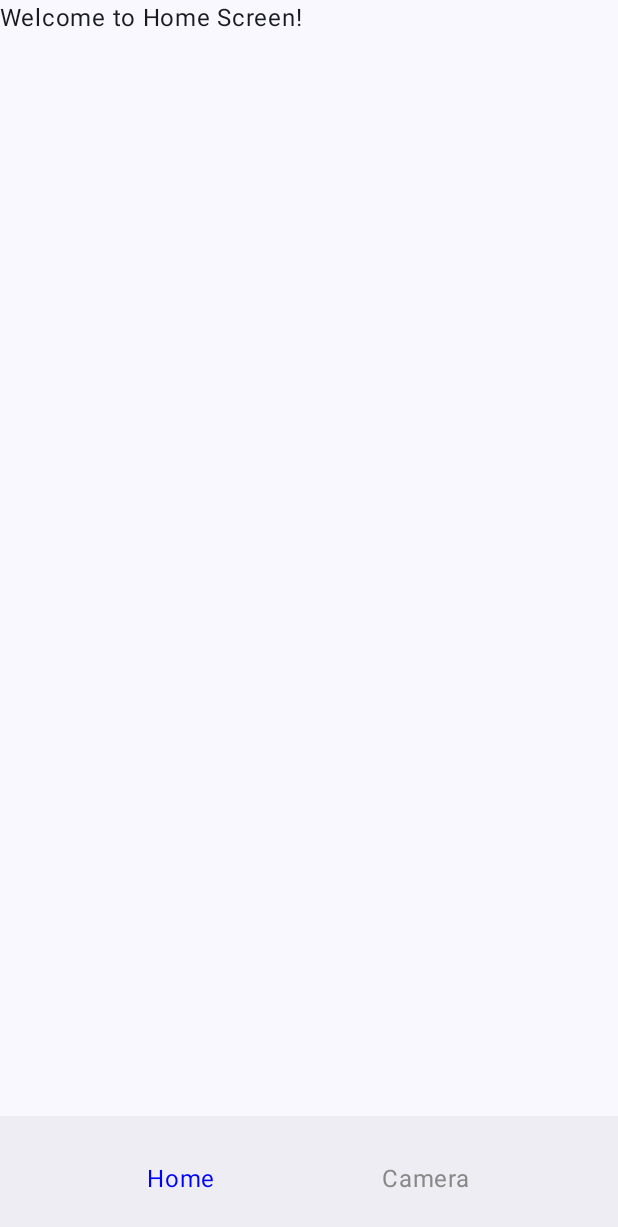
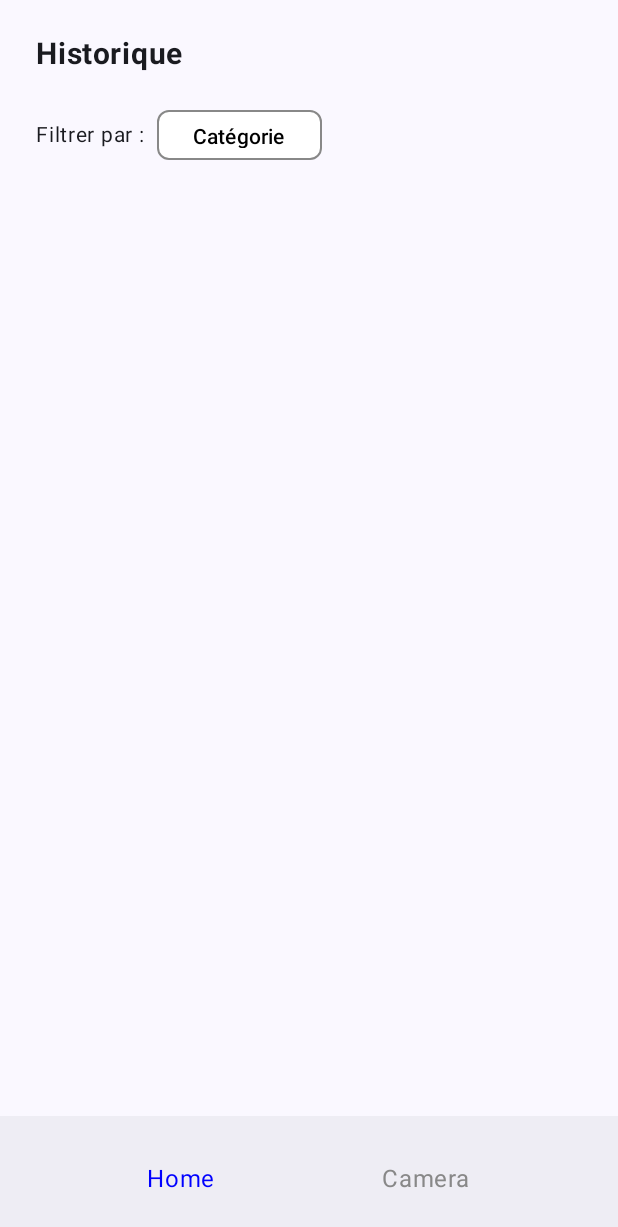
Before and after one commit to dotto5u/S501, an Android app built with Jetpack Compose: the screen it shows after launch (MainActivity), after a tap on "Home", on a phone screen of 412 x 824 dp. Shown: the top 1227 px of the screen. Run offline under Robolectric (Android 15) with nearby library versions, the phone set to English and light mode, and no system bars; libraries missing offline, so code that uses them is left out: androidx.camera.view; 2 statements that could not run were skipped.

Commit message:
Début de la page des historiques

```diff
--- a/app/src/main/AndroidManifest.xml
+++ b/app/src/main/AndroidManifest.xml
@@ -21,11 +21,9 @@
         <activity
             android:name=".MainActivity"
             android:exported="true"
-            android:label="@string/app_name"
             android:theme="@style/Theme.S501">
             <intent-filter>
                 <action android:name="android.intent.action.MAIN" />
-
                 <category android:name="android.intent.category.LAUNCHER" />
             </intent-filter>
         </activity>
--- a/app/src/main/java/com/example/s501/CameraPreview.kt
+++ b/app/src/main/java/com/example/s501/CameraPreview.kt
@@ -11,11 +11,11 @@ import androidx.compose.ui.viewinterop.AndroidView
 fun CameraPreview(
     controller : LifecycleCameraController,
     modifier : Modifier
-){
+) {
     val lifeCycleOwner = LocalLifecycleOwner.current
     AndroidView(
         factory = {
-            PreviewView(it).apply{
+            PreviewView(it).apply {
                 this.controller = controller
                 controller.bindToLifecycle(lifeCycleOwner)
             }
--- a/app/src/main/java/com/example/s501/Home.kt
+++ b/app/src/main/java/com/example/s501/Home.kt
@@ -1,9 +1,129 @@
 package com.example.s501
 
+import androidx.compose.foundation.BorderStroke
+import androidx.compose.foundation.layout.Column
+import androidx.compose.foundation.layout.Row
+import androidx.compose.foundation.layout.Spacer
+import androidx.compose.foundation.layout.fillMaxSize
+import androidx.compose.foundation.layout.height
+import androidx.compose.foundation.layout.padding
+import androidx.compose.foundation.rememberScrollState
+import androidx.compose.foundation.shape.RoundedCornerShape
+import androidx.compose.foundation.verticalScroll
+import androidx.compose.material3.Button
+import androidx.compose.material3.ButtonDefaults
 import androidx.compose.material3.Text
 import androidx.compose.runtime.Composable
+import androidx.compose.ui.Alignment
+import androidx.compose.ui.Modifier
+import androidx.compose.ui.graphics.Color
+import androidx.compose.ui.res.stringResource
+import androidx.compose.ui.text.font.FontWeight
+import androidx.compose.ui.tooling.preview.Preview
+import androidx.compose.ui.unit.dp
+import androidx.compose.ui.unit.sp
 
 @Composable
 fun Home() {
-    Text(text = "Welcome to Home Screen!")
+    Column(
+        modifier = Modifier
+            .fillMaxSize()
+            .padding(24.dp)
+    ) {
+        HistoryHeader()
+        Spacer(modifier = Modifier.height(25.dp))
+        // HistoryContent()
+    }
 }
+
+@Composable
+fun HistoryHeader() {
+    Column {
+        Text(
+            text = stringResource(R.string.history_title),
+            fontSize = 20.sp,
+            fontWeight = FontWeight.Bold
+        )
+        Spacer(modifier = Modifier.height(25.dp))
+        HistoryFilter()
+    }
+}
+
+@Composable
+fun HistoryFilter() {
+    Row(
+        verticalAlignment = Alignment.CenterVertically
+    ) {
+        Text(
+            modifier = Modifier
+                .padding(end = 8.dp),
+            text = stringResource(R.string.history_filter_text),
+            fontSize = 14.sp
+        )
+        Button(
+            onClick = {},
+            modifier = Modifier
+                .height(33.dp),
+            colors = ButtonDefaults.buttonColors(
+                containerColor = Color.White,
+                contentColor = Color.Black
+            ),
+            shape = RoundedCornerShape(8.dp),
+            border = BorderStroke(1.dp, Color.Gray),
+        ) {
+            Text(
+                text = stringResource(R.string.history_filter_button_text_category),
+                fontSize = 14.sp
+            )
+        }
+    }
+}
+
+@Composable
+fun HistoryContent() {
+    val scrollState = rememberScrollState()
+
+    Column(
+        modifier = Modifier
+            .fillMaxSize()
+            .verticalScroll(state = scrollState)
+    ) {
+        HistoryItem(
+            title = "Clémentine",
+            category = "Fruit"
+        )
+    }
+}
+
+// TODO
+@Composable
+fun HistoryItem(
+    title: String,
+    category: String
+) {
+    Row(
+        modifier = Modifier
+            .fillMaxSize()
+    ) {
+        Column(
+            modifier = Modifier.align(Alignment.CenterVertically)
+        ) {
+            Text(
+                text = title,
+                fontSize = 16.sp,
+                fontWeight = FontWeight.Bold
+            )
+            Text(
+                text = category,
+                color = Color.Gray,
+                fontSize = 14.sp
+            )
+        }
+    }
+}
+
+@Preview(showBackground = true)
+@Composable
+fun PreviewHome() {
+    Home()
+}
--- a/app/src/main/java/com/example/s501/MyBottomNavBar.kt
+++ b/app/src/main/java/com/example/s501/MyBottomNavBar.kt
@@ -13,7 +13,7 @@ import androidx.compose.ui.tooling.preview.Preview
 
 @Composable
 fun MyBottomNavbar(onNavigate: (String) -> Unit) {
-    var selectedItem by remember { mutableStateOf("Home") }
+    var selectedItem by remember { mutableStateOf("Camera") }
 
     BottomAppBar {
         Row(
--- a/app/src/main/res/values/strings.xml
+++ b/app/src/main/res/values/strings.xml
@@ -1,3 +1,6 @@
 <resources>
     <string name="app_name">S501</string>
+    <string name="history_title">Historique</string>
+    <string name="history_filter_text">Filtrer par :</string>
+    <string name="history_filter_button_text_category">Catégorie</string>
 </resources>
--- a/gradle/libs.versions.toml
+++ b/gradle/libs.versions.toml
@@ -1,5 +1,6 @@
 [versions]
 agp = "8.6.0"
+cameraCore = "1.3.4"
 kotlin = "1.9.0"
 coreKtx = "1.10.1"
 junit = "4.13.2"
@@ -10,6 +11,11 @@ activityCompose = "1.8.0"
 composeBom = "2024.04.01"
 
 [libraries]
+androidx-camera-camera2 = { module = "androidx.camera:camera-camera2", version.ref = "cameraCore" }
+androidx-camera-core = { module = "androidx.camera:camera-core", version.ref = "cameraCore" }
+androidx-camera-extensions = { module = "androidx.camera:camera-extensions", version.ref = "cameraCore" }
+androidx-camera-lifecycle = { module = "androidx.camera:camera-lifecycle", version.ref = "cameraCore" }
+androidx-camera-view = { module = "androidx.camera:camera-view", version.ref = "cameraCore" }
 androidx-core-ktx = { group = "androidx.core", name = "core-ktx", version.ref = "coreKtx" }
 junit = { group = "junit", name = "junit", version.ref = "junit" }
 androidx-junit = { group = "androidx.test.ext", name = "junit", version.ref = "junitVersion" }
```
Also changed, not shown: app/build.gradle.kts (+5 -5 lines).
